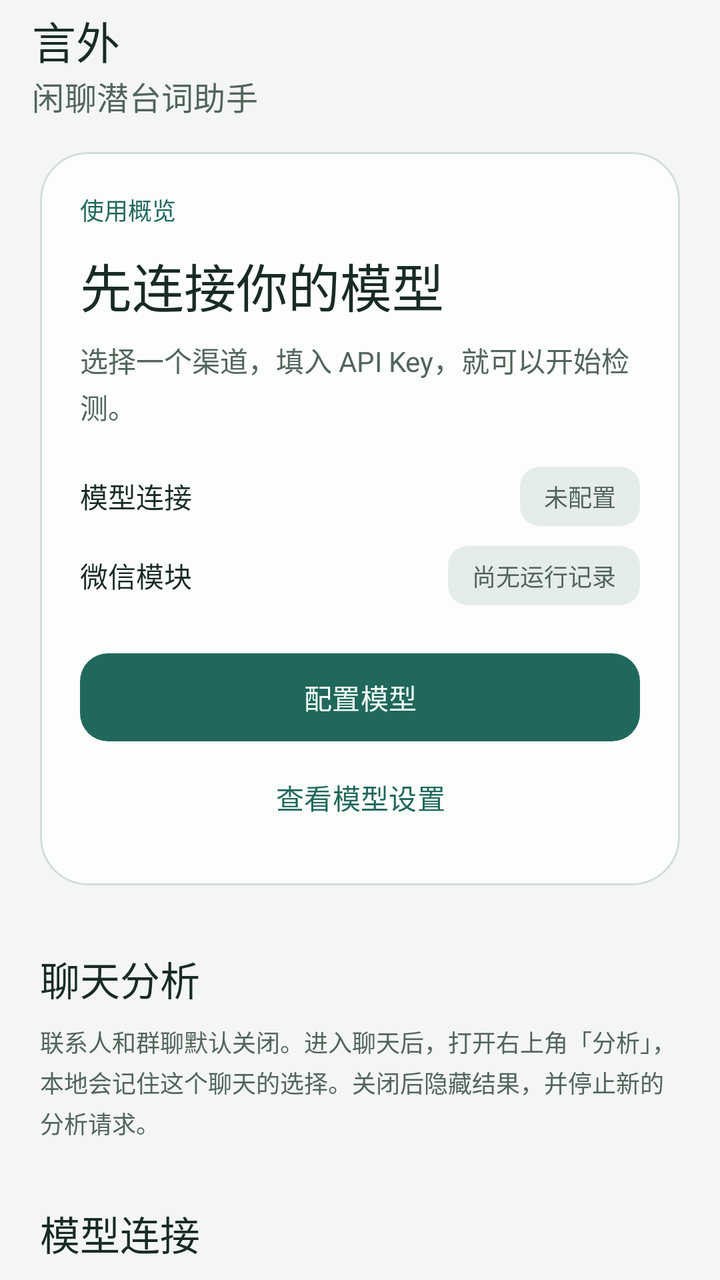
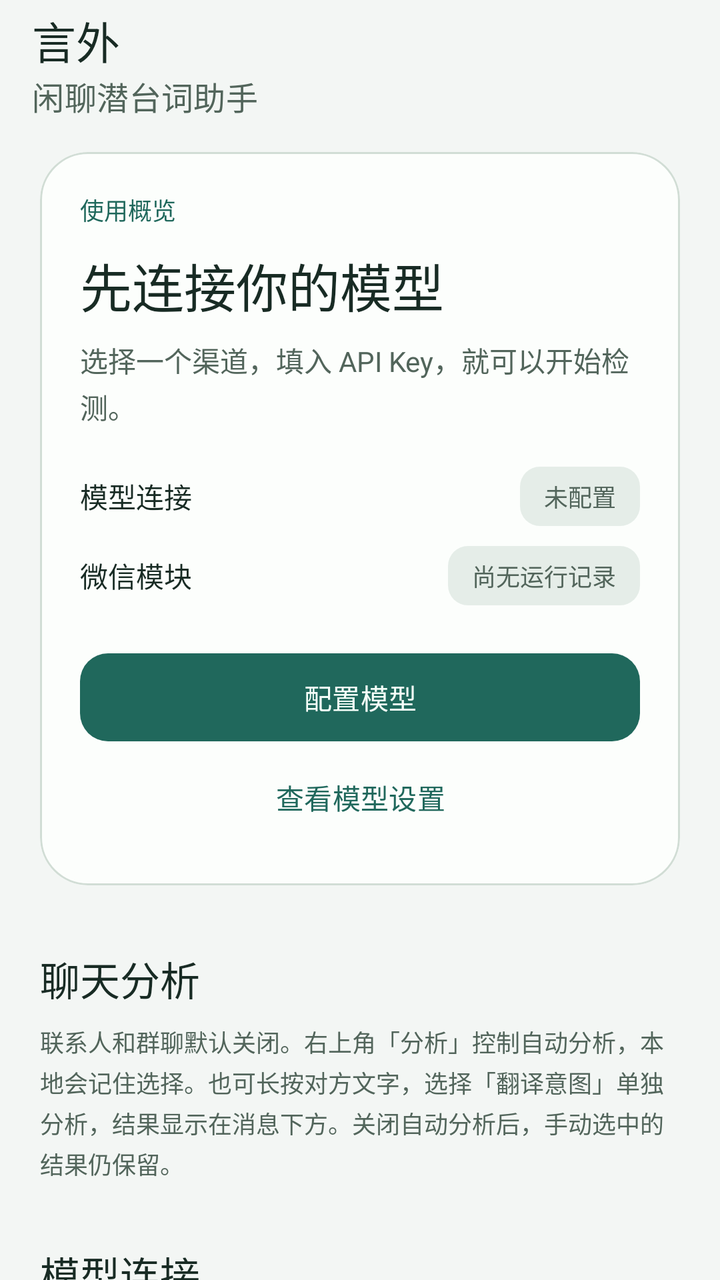

Compare the two renders of this Android layout. The source of the first and the diff that turns it into the second are given below.
<!-- AndroidManifest.xml: application theme Theme.WeChatMood -->
<!-- res/layout/activity_main.xml -->
<?xml version="1.0" encoding="utf-8"?>
<LinearLayout xmlns:android="http://schemas.android.com/apk/res/android" xmlns:app="http://schemas.android.com/apk/res-auto"
    android:layout_width="match_parent" android:layout_height="match_parent"
    android:background="@color/page_background" android:orientation="vertical">
    <com.google.android.material.appbar.MaterialToolbar android:layout_width="match_parent"
        android:layout_height="wrap_content" android:minHeight="?attr/actionBarSize"
        app:title="@string/app_name" app:subtitle="闲聊潜台词助手" app:titleTextColor="@color/text_primary"
        app:subtitleTextColor="@color/text_secondary" android:background="@color/page_background" />
    <androidx.core.widget.NestedScrollView android:id="@+id/pageScroll"
        android:layout_width="match_parent" android:layout_height="0dp" android:layout_weight="1"
        android:fillViewport="true" android:clipToPadding="false">
        <LinearLayout android:layout_width="match_parent" android:layout_height="wrap_content"
            android:orientation="vertical" android:paddingStart="20dp" android:paddingEnd="20dp"
            android:paddingTop="12dp" android:paddingBottom="32dp">
            <com.google.android.material.card.MaterialCardView android:id="@+id/overviewCard"
                android:layout_width="match_parent" android:layout_height="wrap_content"
                app:cardBackgroundColor="@color/panel_surface" app:cardCornerRadius="24dp"
                app:cardElevation="0dp" app:strokeWidth="1dp" app:strokeColor="@color/outline_subtle">
                <LinearLayout android:layout_width="match_parent" android:layout_height="wrap_content"
                    android:orientation="vertical" android:padding="20dp">
                    <TextView style="@style/Yanwai.Caption" android:text="使用概览"
                        android:textColor="@color/brand_primary" android:fontFamily="sans-serif-medium" />
                    <TextView android:id="@+id/textOverviewTitle" style="@style/Yanwai.Body"
                        android:layout_marginTop="10dp" android:textSize="26sp" android:fontFamily="sans-serif-medium"
                        android:textColor="@color/text_primary" android:accessibilityHeading="true"
                        android:accessibilityLiveRegion="polite" android:text="先连接你的模型" />
                    <TextView android:id="@+id/textOverviewDescription" style="@style/Yanwai.Body"
                        android:layout_marginTop="8dp" android:text="选择一个渠道，填入 API Key，就可以开始检测。" />
                    <LinearLayout android:layout_width="match_parent" android:layout_height="wrap_content"
                        android:orientation="horizontal" android:gravity="center_vertical" android:layout_marginTop="20dp">
                        <TextView style="@style/Yanwai.Body" android:layout_width="0dp" android:layout_weight="1"
                            android:text="模型连接" android:textColor="@color/text_primary" />
                        <TextView android:id="@+id/textModelBadge" style="@style/Yanwai.Badge" android:text="未配置" />
                    </LinearLayout>
                    <LinearLayout android:layout_width="match_parent" android:layout_height="wrap_content"
                        android:orientation="horizontal" android:gravity="center_vertical" android:layout_marginTop="10dp">
                        <TextView style="@style/Yanwai.Body" android:layout_width="0dp" android:layout_weight="1"
                            android:text="微信模块" android:textColor="@color/text_primary" />
                        <TextView android:id="@+id/textHostBadge" style="@style/Yanwai.Badge" android:text="尚无运行记录" />
                    </LinearLayout>
                    <com.google.android.material.button.MaterialButton android:id="@+id/buttonNextStep"
                        style="@style/Yanwai.Button" android:layout_marginTop="20dp" android:text="配置模型" />
                    <com.google.android.material.button.MaterialButton android:id="@+id/buttonJumpModel"
                        style="@style/Yanwai.Button.Text" android:text="查看模型设置" />
                </LinearLayout>
            </com.google.android.material.card.MaterialCardView>

            <TextView style="@style/Yanwai.Section" android:text="聊天分析" />
            <TextView style="@style/Yanwai.Caption"
                android:text="联系人和群聊默认关闭。进入聊天后，打开右上角「分析」，本地会记住这个聊天的选择。关闭后隐藏结果，并停止新的分析请求。" />

            <TextView android:id="@+id/modelSection" style="@style/Yanwai.Section" android:text="模型连接" />
            <TextView android:id="@+id/textModelStatus" style="@style/Yanwai.Body" android:text="先选择渠道，再填写对应的 API Key。" />
            <TextView android:id="@+id/textDraftStatus" style="@style/Yanwai.Badge"
                android:layout_marginTop="12dp" android:visibility="gone" android:text="有未保存修改" />
            <com.google.android.material.textfield.TextInputLayout android:id="@+id/layoutProvider"
                style="@style/Widget.Material3.TextInputLayout.OutlinedBox.ExposedDropdownMenu"
                android:layout_width="match_parent" android:layout_height="wrap_content"
                android:layout_marginTop="16dp" android:hint="服务渠道">
                <com.google.android.material.textfield.MaterialAutoCompleteTextView android:id="@+id/inputProvider"
                    android:layout_width="match_parent" android:layout_height="wrap_content"
                    android:minHeight="56dp" android:inputType="none" android:saveEnabled="false" />
            </com.google.android.material.textfield.TextInputLayout>
            <TextView android:id="@+id/textProviderSummary" style="@style/Yanwai.Caption"
                android:layout_marginTop="8dp" android:text="预设渠道已匹配地址与模型，只需填写 Key。" />
            <com.google.android.material.textfield.TextInputLayout android:id="@+id/layoutApiBase"
                style="@style/Widget.Material3.TextInputLayout.OutlinedBox"
                android:layout_width="match_parent" android:layout_height="wrap_content"
                android:layout_marginTop="12dp" android:hint="API 地址" android:visibility="gone">
                <com.google.android.material.textfield.TextInputEditText android:id="@+id/inputApiBase"
                    android:layout_width="match_parent" android:layout_height="wrap_content"
                    android:minHeight="56dp" android:inputType="textUri" android:maxLines="3"
                    android:importantForAutofill="no" android:saveEnabled="false" />
            </com.google.android.material.textfield.TextInputLayout>
            <com.google.android.material.textfield.TextInputLayout android:id="@+id/layoutApiModel"
                style="@style/Widget.Material3.TextInputLayout.OutlinedBox"
                android:layout_width="match_parent" android:layout_height="wrap_content"
                android:layout_marginTop="12dp" android:hint="模型名" android:visibility="gone"
                app:helperText="按服务商文档填写，留空使用 jev-1.13.0。">
                <com.google.android.material.textfield.TextInputEditText android:id="@+id/inputApiModel"
                    android:layout_width="match_parent" android:layout_height="wrap_content"
                    android:minHeight="56dp" android:inputType="textVisiblePassword" android:singleLine="true"
                    android:importantForAutofill="no" android:saveEnabled="false" />
            </com.google.android.material.textfield.TextInputLayout>
            <com.google.android.material.textfield.TextInputLayout android:id="@+id/layoutApiKey"
                style="@style/Widget.Material3.TextInputLayout.OutlinedBox"
                android:layout_width="match_parent" android:layout_height="wrap_content"
                android:layout_marginTop="12dp" android:hint="API Key" app:endIconMode="password_toggle"
                app:helperText="使用当前渠道申请的 Key，仅保存在本机。">
                <com.google.android.material.textfield.TextInputEditText android:id="@+id/inputApiKey"
                    android:layout_width="match_parent" android:layout_height="wrap_content"
                    android:minHeight="56dp" android:inputType="textPassword" android:singleLine="true"
                    android:importantForAutofill="no" android:saveEnabled="false" />
            </com.google.android.material.textfield.TextInputLayout>
            <com.google.android.material.button.MaterialButton android:id="@+id/buttonProviderHelp"
                style="@style/Yanwai.Button.Text" android:text="没有 Key？查看获取方法" />
            <LinearLayout android:id="@+id/providerHelpPanel" android:layout_width="match_parent"
                android:layout_height="wrap_content" android:orientation="vertical" android:visibility="gone"
                android:background="@drawable/status_pill" android:padding="16dp">
                <TextView android:id="@+id/textProviderGuide" style="@style/Yanwai.Body" />
                <com.google.android.material.button.MaterialButton android:id="@+id/buttonGetKey"
                    style="@style/Yanwai.Button.Outline" android:layout_marginTop="12dp" android:text="前往申请 Key ↗" />
                <com.google.android.material.button.MaterialButton android:id="@+id/buttonProviderDocs"
                    style="@style/Yanwai.Button.Text" android:text="查看渠道文档 ↗" />
            </LinearLayout>
            <com.google.android.material.button.MaterialButton android:id="@+id/buttonTestModel"
                style="@style/Yanwai.Button" android:layout_marginTop="16dp" android:text="保存并检测连接" />
            <com.google.android.material.button.MaterialButton android:id="@+id/buttonSaveApi"
                style="@style/Yanwai.Button.Text" android:text="仅保存配置" />
            <com.google.android.material.progressindicator.LinearProgressIndicator android:id="@+id/progressModel"
                android:layout_width="match_parent" android:layout_height="4dp" android:indeterminate="true"
                android:visibility="gone" app:trackCornerRadius="2dp" android:contentDescription="正在检测模型连接" />
            <TextView android:id="@+id/textTestResult" style="@style/Yanwai.Body"
                android:layout_marginTop="12dp" android:padding="16dp" android:background="@drawable/status_pill"
                android:accessibilityLiveRegion="polite" android:visibility="gone" />
            <TextView style="@style/Yanwai.Caption" android:layout_marginTop="12dp"
                android:text="开启分析后，消息和相关前文将发送到所选服务。仅分析可见的对方纯文本，跳过媒体及超过 1000 字的消息，不会自动回复。" />

            <TextView android:id="@+id/wechatSection" style="@style/Yanwai.Section" android:text="微信中的使用情况" />
            <TextView android:id="@+id/textFrameworkStatus" style="@style/Yanwai.Body" />
            <com.google.android.material.button.MaterialButton android:id="@+id/buttonSetupGuide"
                style="@style/Yanwai.Button.Text" android:layout_marginTop="8dp" android:text="首次使用 / 未生效？查看步骤" />
            <LinearLayout android:id="@+id/setupGuidePanel" android:layout_width="match_parent"
                android:layout_height="wrap_content" android:orientation="vertical" android:visibility="gone"
                android:padding="16dp" android:background="@drawable/status_pill">
                <TextView style="@style/Yanwai.Body" android:fontFamily="sans-serif-medium"
                    android:textColor="@color/text_primary" android:text="01  连接模型" />
                <TextView style="@style/Yanwai.Body" android:layout_marginTop="4dp"
                    android:text="选择渠道、填入 Key，点击「保存并检测连接」。" />
                <TextView style="@style/Yanwai.Body" android:layout_marginTop="16dp" android:fontFamily="sans-serif-medium"
                    android:textColor="@color/text_primary" android:text="02  启用微信模块" />
                <TextView style="@style/Yanwai.Body" android:layout_marginTop="4dp"
                    android:text="在 LSPosed 中启用言外，作用域勾选微信，然后彻底关闭并重新打开微信。" />
                <TextView style="@style/Yanwai.Body" android:layout_marginTop="16dp" android:fontFamily="sans-serif-medium"
                    android:textColor="@color/text_primary" android:text="03  打开一个聊天" />
                <TextView style="@style/Yanwai.Body" android:layout_marginTop="4dp"
                    android:text="打开聊天，按需开启右上角「分析」。每个聊天单独记住选择；长按开关可查看操作或导出日志。" />
                <com.google.android.material.button.MaterialButton android:id="@+id/buttonOpenWechat"
                    style="@style/Yanwai.Button.Outline" android:layout_marginTop="12dp" android:text="打开微信" />
            </LinearLayout>

            <TextView style="@style/Yanwai.Section" android:text="遇到问题" />
            <TextView style="@style/Yanwai.Body" android:text="先复现一次，再导出日志。问题自行恢复后，也可以查看之前的记录。" />
            <com.google.android.material.button.MaterialButton android:id="@+id/buttonExportLog"
                style="@style/Yanwai.Button.Outline" android:layout_marginTop="12dp" android:text="导出运行日志" />
            <com.google.android.material.button.MaterialButton android:id="@+id/buttonDebug"
                style="@style/Yanwai.Button.Text" android:text="查看详细排查信息" />
            <LinearLayout android:id="@+id/debugPanel" android:layout_width="match_parent"
                android:layout_height="wrap_content" android:orientation="vertical" android:visibility="gone">
                <TextView style="@style/Yanwai.Caption"
                    android:text="桌面页包含本应用日志和微信最近上报的记录。若未收到微信日志，请在微信内长按「分析」或「言外」入口直接导出。" />
                <com.google.android.material.materialswitch.MaterialSwitch android:id="@+id/switchExplore"
                    android:layout_width="match_parent" android:layout_height="wrap_content"
                    android:minHeight="56dp" android:text="记录微信适配信息" />
                <TextView style="@style/Yanwai.Caption" android:text="排查版本兼容问题时开启，重启微信后生效。" />
                <com.google.android.material.button.MaterialButton android:id="@+id/buttonRefreshLog"
                    style="@style/Yanwai.Button.Text" android:text="刷新状态与日志" />
                <com.google.android.material.button.MaterialButton android:id="@+id/buttonCopyLog"
                    style="@style/Yanwai.Button.Text" android:text="复制完整日志" />
                <TextView android:id="@+id/textLog" style="@style/Yanwai.Caption"
                    android:textIsSelectable="true" android:fontFamily="monospace" />
            </LinearLayout>

            <View android:layout_width="match_parent" android:layout_height="1dp"
                android:layout_marginTop="28dp" android:background="@color/outline_subtle" />
            <TextView style="@style/Yanwai.Section" android:layout_marginTop="24dp" android:text="关于与更新" />
            <TextView android:id="@+id/textUpdateStatus" style="@style/Yanwai.Caption" android:accessibilityLiveRegion="polite" />
            <com.google.android.material.button.MaterialButton android:id="@+id/buttonCheckUpdate"
                style="@style/Yanwai.Button.Text" android:text="检查更新" />
            <com.google.android.material.button.MaterialButton android:id="@+id/buttonReleasePage"
                style="@style/Yanwai.Button.Text" android:text="GitHub 发布页 ↗" />
            <TextView style="@style/Yanwai.Section" android:text="联系作者" />
            <TextView style="@style/Yanwai.Body" android:text="使用反馈或交流建议，可以添加作者微信。" />
            <ImageView android:layout_width="match_parent" android:layout_height="wrap_content"
                android:layout_marginTop="16dp" android:adjustViewBounds="true" android:maxHeight="280dp"
                android:scaleType="fitCenter" android:src="@drawable/author_wechat_qr"
                android:contentDescription="作者微信二维码，微信号 YIRC99" />
            <TextView style="@style/Yanwai.Body" android:layout_marginTop="12dp"
                android:gravity="center" android:text="作者微信：YIRC99" android:textColor="@color/text_primary"
                android:fontFamily="sans-serif-medium" android:textIsSelectable="true" />
            <com.google.android.material.button.MaterialButton android:id="@+id/buttonCopyAuthor"
                style="@style/Yanwai.Button.Text" android:text="复制作者微信号" />

            <TextView style="@style/Yanwai.Section" android:text="免费与开源" />
            <TextView style="@style/Yanwai.Badge" android:text="言外完全免费"
                android:textColor="@color/status_success" android:backgroundTint="@color/status_success_bg" />
            <TextView style="@style/Yanwai.Body" android:layout_marginTop="12dp"
                android:text="本项目不收费，没有会员或付费解锁。\n第三方模型服务可能按其规则收费，费用不属于言外。" />
            <TextView style="@style/Yanwai.Caption" android:layout_marginTop="16dp" android:text="项目开源地址" />
            <TextView style="@style/Yanwai.Body" android:layout_marginTop="4dp"
                android:text="https://github.com/YIRC99/yanwai" android:textColor="@color/brand_primary"
                android:textIsSelectable="true" />
            <com.google.android.material.button.MaterialButton android:id="@+id/buttonOpenSource"
                style="@style/Yanwai.Button.Outline" android:layout_marginTop="8dp" android:text="查看开源代码 ↗" />
            <TextView style="@style/Yanwai.Caption" android:layout_marginTop="16dp"
                android:text="理解多一种可能，不替你下结论。\n模型判断仅供参考。" android:gravity="center" />
        </LinearLayout>
    </androidx.core.widget.NestedScrollView>
</LinearLayout>
<!-- resources referenced by this layout -->
<resources>
  <color name="brand_primary">#20685C</color>
  <color name="outline_subtle">#D1DDD5</color>
  <color name="page_background">#F3F6F4</color>
  <color name="panel_surface">#FCFEFC</color>
  <color name="status_success">#1B6651</color>
  <color name="status_success_bg">#DDEFE5</color>
  <color name="text_primary">#182B24</color>
  <color name="text_secondary">#52655B</color>
  <!-- drawable status_pill (drawable) -->
  <?xml version="1.0" encoding="utf-8"?>
  <shape xmlns:android="http://schemas.android.com/apk/res/android" android:shape="rectangle">
      <solid android:color="@color/status_neutral_bg" />
      <corners android:radius="10dp" />
  </shape>
  <string name="app_name">言外</string>
  <style name="Yanwai.Badge" parent="Yanwai.Caption">
          <item name="android:layout_width">wrap_content</item>
          <item name="android:fontFamily">sans-serif-medium</item>
          <item name="android:paddingStart">12dp</item>
          <item name="android:paddingEnd">12dp</item>
          <item name="android:paddingTop">6dp</item>
          <item name="android:paddingBottom">6dp</item>
          <item name="android:background">@drawable/status_pill</item>
          <item name="android:accessibilityLiveRegion">polite</item>
      </style>
  <style name="Yanwai.Body" parent="">
          <item name="android:layout_width">match_parent</item>
          <item name="android:layout_height">wrap_content</item>
          <item name="android:textSize">14sp</item>
          <item name="android:textColor">@color/text_secondary</item>
          <item name="android:lineSpacingExtra">3dp</item>
      </style>
  <style name="Yanwai.Button" parent="Widget.Material3.Button">
          <item name="android:layout_width">match_parent</item>
          <item name="android:layout_height">wrap_content</item>
          <item name="android:minHeight">52dp</item>
          <item name="cornerRadius">14dp</item>
          <item name="android:textSize">14sp</item>
          <item name="android:textAllCaps">false</item>
      </style>
  <style name="Yanwai.Button.Outline" parent="Widget.Material3.Button.OutlinedButton">
          <item name="android:layout_width">match_parent</item>
          <item name="android:layout_height">wrap_content</item>
          <item name="android:minHeight">52dp</item>
          <item name="cornerRadius">14dp</item>
          <item name="android:textAllCaps">false</item>
      </style>
  <style name="Yanwai.Button.Text" parent="Widget.Material3.Button.TextButton">
          <item name="android:layout_width">match_parent</item>
          <item name="android:layout_height">wrap_content</item>
          <item name="android:minHeight">48dp</item>
          <item name="android:textAllCaps">false</item>
      </style>
  <style name="Yanwai.Caption" parent="Yanwai.Body">
          <item name="android:textSize">12sp</item>
      </style>
  <style name="Yanwai.Section" parent="Yanwai.Body">
          <item name="android:textSize">20sp</item>
          <item name="android:fontFamily">sans-serif-medium</item>
          <item name="android:textColor">@color/text_primary</item>
          <item name="android:layout_marginTop">32dp</item>
          <item name="android:layout_marginBottom">8dp</item>
          <item name="android:accessibilityHeading">true</item>
      </style>
  <color name="status_neutral_bg">#E5EDE8</color>
  <color name="brand_on_primary">#F5FFF9</color>
  <color name="status_error">#9B3336</color>
  <color name="status_error_bg">#F8E3E2</color>
  <!-- unchanged entries left out for length: 2 -->
</resources>

<!-- the commit's change to res/layout/activity_main.xml (unified diff, before → after) -->
@@ -47,7 +47,7 @@
 
             <TextView style="@style/Yanwai.Section" android:text="聊天分析" />
             <TextView style="@style/Yanwai.Caption"
-                android:text="联系人和群聊默认关闭。进入聊天后，打开右上角「分析」，本地会记住这个聊天的选择。关闭后隐藏结果，并停止新的分析请求。" />
+                android:text="联系人和群聊默认关闭。右上角「分析」控制自动分析，本地会记住选择。也可长按对方文字，选择「翻译意图」单独分析，结果显示在消息下方。关闭自动分析后，手动选中的结果仍保留。" />
 
             <TextView android:id="@+id/modelSection" style="@style/Yanwai.Section" android:text="模型连接" />
             <TextView android:id="@+id/textModelStatus" style="@style/Yanwai.Body" android:text="先选择渠道，再填写对应的 API Key。" />
